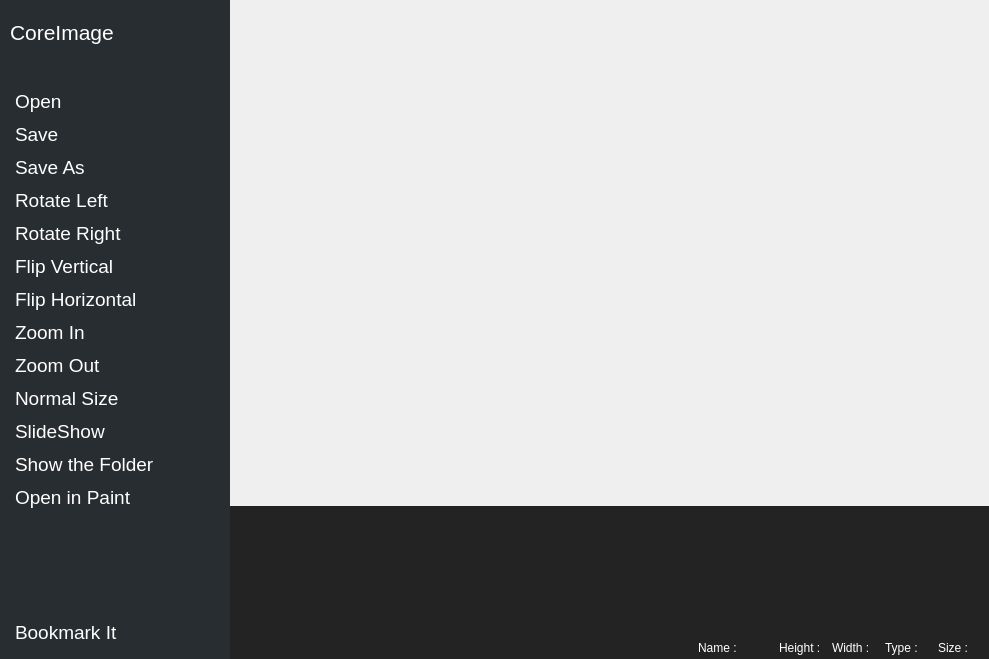
Old version of the form app/coreimage/coreimage.ui in the repository rahmanshaber/corebox.
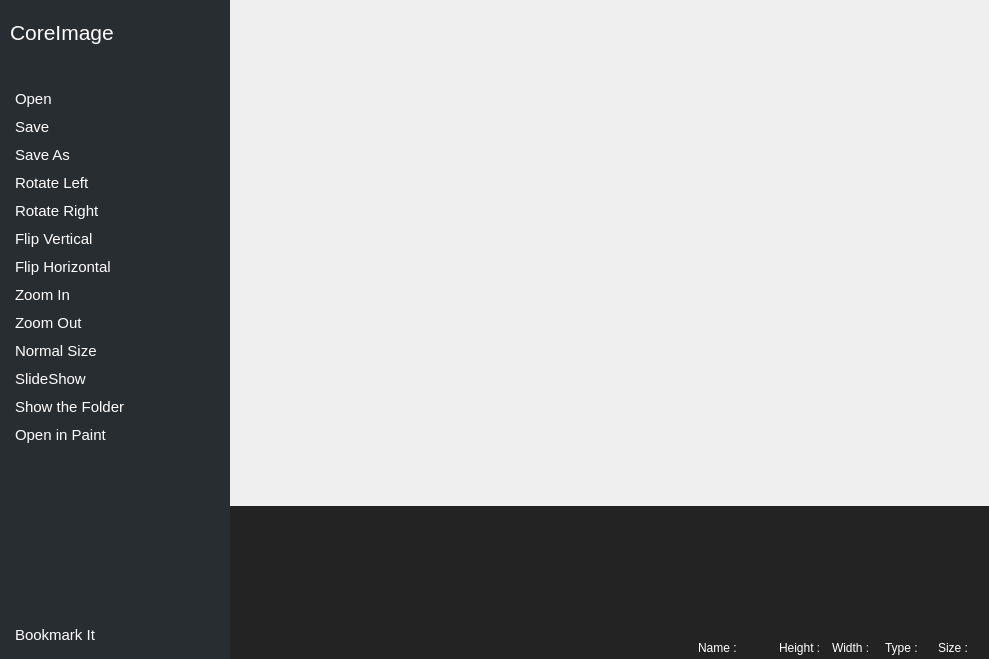
New version of the form. Icons and pictures are not drawn.

Patch:
```diff
--- a/app/coreimage/coreimage.ui
+++ b/app/coreimage/coreimage.ui
@@ -121,7 +121,9 @@
        <widget class="QPushButton" name="cOpen">
         <property name="font">
          <font>
-          <pointsize>14</pointsize>
+          <pointsize>11</pointsize>
+          <weight>50</weight>
+          <bold>false</bold>
          </font>
         </property>
         <property name="styleSheet">
@@ -158,7 +160,9 @@
        <widget class="QPushButton" name="cSave">
         <property name="font">
          <font>
-          <pointsize>14</pointsize>
+          <pointsize>11</pointsize>
+          <weight>50</weight>
+          <bold>false</bold>
          </font>
         </property>
         <property name="styleSheet">
@@ -195,7 +199,7 @@
        <widget class="QPushButton" name="cSaveAs">
         <property name="font">
          <font>
-          <pointsize>14</pointsize>
+          <pointsize>11</pointsize>
          </font>
         </property>
         <property name="styleSheet">
@@ -232,7 +236,7 @@
        <widget class="QPushButton" name="cRotateLeft">
         <property name="font">
          <font>
-          <pointsize>14</pointsize>
+          <pointsize>11</pointsize>
          </font>
         </property>
         <property name="styleSheet">
@@ -269,7 +273,7 @@
        <widget class="QPushButton" name="cRotateRight">
         <property name="font">
          <font>
-          <pointsize>14</pointsize>
+          <pointsize>11</pointsize>
          </font>
         </property>
         <property name="styleSheet">
@@ -306,7 +310,7 @@
        <widget class="QPushButton" name="cFlipVertical">
         <property name="font">
          <font>
-          <pointsize>14</pointsize>
+          <pointsize>11</pointsize>
          </font>
         </property>
         <property name="styleSheet">
@@ -343,7 +347,7 @@
        <widget class="QPushButton" name="cFlipHorizontal">
         <property name="font">
          <font>
-          <pointsize>14</pointsize>
+          <pointsize>11</pointsize>
          </font>
         </property>
         <property name="styleSheet">
@@ -380,7 +384,7 @@
        <widget class="QPushButton" name="cZoomIn">
         <property name="font">
          <font>
-          <pointsize>14</pointsize>
+          <pointsize>11</pointsize>
          </font>
         </property>
         <property name="styleSheet">
@@ -417,7 +421,7 @@
        <widget class="QPushButton" name="cZoomOut">
         <property name="font">
          <font>
-          <pointsize>14</pointsize>
+          <pointsize>11</pointsize>
          </font>
         </property>
         <property name="styleSheet">
@@ -454,7 +458,7 @@
        <widget class="QPushButton" name="cNormalSize">
         <property name="font">
          <font>
-          <pointsize>14</pointsize>
+          <pointsize>11</pointsize>
          </font>
         </property>
         <property name="styleSheet">
@@ -491,7 +495,7 @@
        <widget class="QPushButton" name="slideShow">
         <property name="font">
          <font>
-          <pointsize>14</pointsize>
+          <pointsize>11</pointsize>
          </font>
         </property>
         <property name="styleSheet">
@@ -531,7 +535,9 @@
        <widget class="QPushButton" name="containingfolder">
         <property name="font">
          <font>
-          <pointsize>14</pointsize>
+          <pointsize>11</pointsize>
+          <weight>50</weight>
+          <bold>false</bold>
          </font>
         </property>
         <property name="styleSheet">
@@ -568,7 +574,7 @@
        <widget class="QPushButton" name="openincorepaint">
         <property name="font">
          <font>
-          <pointsize>14</pointsize>
+          <pointsize>11</pointsize>
          </font>
         </property>
         <property name="styleSheet">
@@ -618,7 +624,7 @@
        <widget class="QPushButton" name="bookMarkIt">
         <property name="font">
          <font>
-          <pointsize>14</pointsize>
+          <pointsize>11</pointsize>
          </font>
         </property>
         <property name="styleSheet">
```
Left out of the diff: 4 changed lines with no effect on the pictures.
